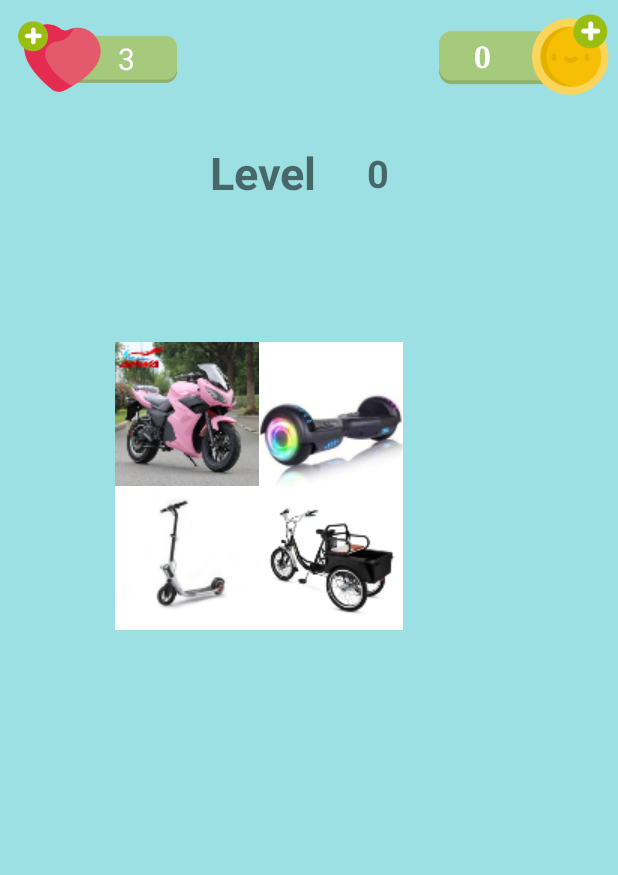
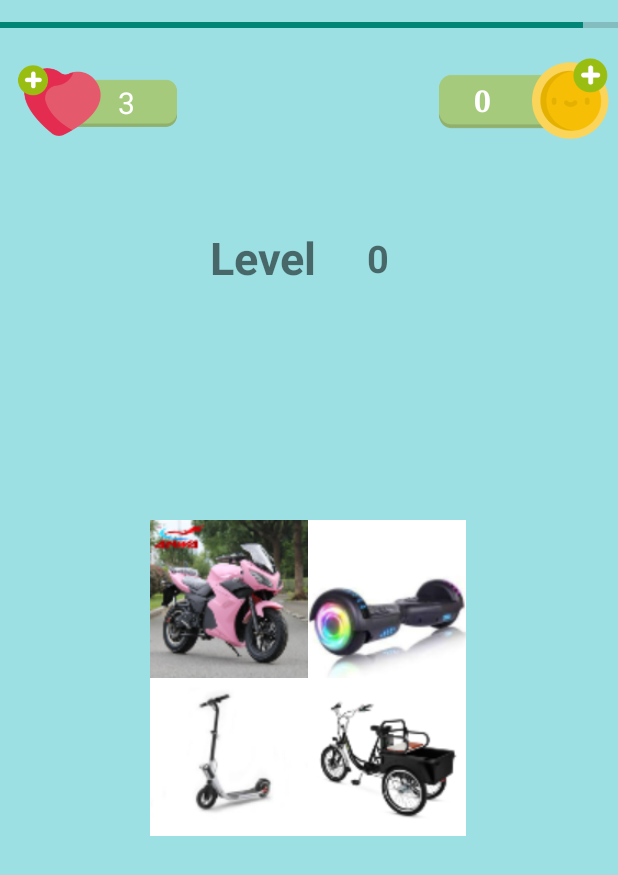
Before and after one commit to noy5277/Card-Game-App, an Android app: the WhatIsTheDifferent screen opened directly, with no data from a screen before it, on a phone screen of 412 x 824 dp. Shown: the top 875 px of the screen. Run offline under Robolectric (Android 15) with nearby library versions, the phone set to English and light mode, and no system bars; our stand-ins replace Firebase (no records; nobody signed in at launch, a user with empty details on screens opened directly); Roboto replaces fonts that are not available here.

Commit message:
score& levels

```diff
--- a/app/src/main/java/com/example/cardgameapp/gamesCategorys/WhatIsTheDifferent.java
+++ b/app/src/main/java/com/example/cardgameapp/gamesCategorys/WhatIsTheDifferent.java
@@ -1,40 +1,37 @@
 package com.example.cardgameapp.gamesCategorys;
 
-import androidx.annotation.NonNull;
 import androidx.appcompat.app.AppCompatActivity;
+
+import android.content.Intent;
 import android.os.Bundle;
-import android.view.LayoutInflater;
 import android.view.View;
 import android.widget.ImageView;
 import android.widget.ProgressBar;
 import android.widget.TextView;
 
+import com.example.cardgameapp.Category;
+import com.example.cardgameapp.IObserver;
 import com.example.cardgameapp.ProgressBarThread;
 import com.example.cardgameapp.R;
 import com.example.cardgameapp.WIDGames;
-import com.google.firebase.database.DataSnapshot;
-import com.google.firebase.database.DatabaseError;
 
 import com.google.firebase.database.DatabaseReference;
 import com.google.firebase.database.FirebaseDatabase;
-import com.google.firebase.database.ValueEventListener;
 
-
-
-import java.util.HashMap;
-
-public class WhatIsTheDifferent extends AppCompatActivity {
+public class WhatIsTheDifferent extends AppCompatActivity implements IObserver {
 
     private WIDGames games;
     private static int level=0;
-    private HashMap<Integer, DifferentGameObj>  differentGames;
+    //private HashMap<Integer, DifferentGameObj>  differentGames;
     private ImageView img1, img2, img3, img4;
     private DifferentGameObj game;
     private ProgressBar progressBar;
-    private TextView gameCoinsText, hartCountText;
+    private TextView gameCoinsText, hartCountText, gameLevelText;
     private int scoreDifference,sourceAnswer;
     private int hartCount=3;
     private DatabaseReference DifferentGameReference;
+    private ProgressBarThread thread;
+
 
 
     @Override
@@ -43,8 +40,9 @@ public class WhatIsTheDifferent extends AppCompatActivity {
         setContentView(R.layout.activity_what_is_the_different);
         gameCoinsText=(TextView) findViewById(R.id.WITPcoins) ;
         hartCountText =(TextView) findViewById(R.id.WIThartCount);
+        progressBar =findViewById(R.id.progressBar);
+        gameLevelText = (TextView) findViewById(R.id.WITPlevel);
         games= WIDGames.getInstance();
-        progressBar=findViewById(R.id.progressBar);
         img1 =findViewById(R.id.image1);
         img2 =findViewById(R.id.image2);
         img3 =findViewById(R.id.image3);
@@ -54,7 +52,7 @@ public class WhatIsTheDifferent extends AppCompatActivity {
         DifferentGameReference= FirebaseDatabase.getInstance().getReference("Different");
         hartCountText.setText(String.valueOf(hartCount));
         Init(level);
-        ChooseLevel(game);
+     //   ChooseLevel(game);
         scoreDifference=0;
     }
 
@@ -69,17 +67,31 @@ public class WhatIsTheDifferent extends AppCompatActivity {
         games.CreateDifferentGame(new DifferentGameObj( R.drawable.banana, R.drawable.gamba, R.drawable.cucumber, R.drawable.banana, R.drawable.tomato,6));
         games.WriteDifferentGames();
 
+
+
+    }
+    public void StartTimerGame()
+    {
+        thread=new ProgressBarThread(progressBar,60);
+        thread.Add(this::Update);
+        thread.start();
+    }
+
+    @Override
+    public void Update() {
+        //time is up intent
+        Intent intent = new Intent(this, Category.class);
+        startActivity(intent);
     }
 
     public void ChooseLevel(DifferentGameObj game)
     {
-        LayoutInflater inflater =(LayoutInflater) this.getSystemService(this.LAYOUT_INFLATER_SERVICE);
         img1.setImageResource(game.getPicturePath1());
         img2.setImageResource(game.getPicturePath2());
         img3.setImageResource(game.getPicturePath3());
         img4.setImageResource(game.getPicturePath4());
+        img1.setOnClickListener(new View.OnClickListener() {
 
-        img1.setOnClickListener(new View.OnClickListener() {
             @Override
             public void onClick(View view) {
                 if (game.getDAnswer()== game.getPicturePath1()) {
@@ -142,11 +154,14 @@ public class WhatIsTheDifferent extends AppCompatActivity {
             case "win":
                 scoreDifference= scoreDifference+ 10;
                 gameCoinsText.setText(Integer.toString(scoreDifference));
+                setLevelNumber(game.getLevel()+1);
                 Init(game.getLevel() + 1);
+                thread.Exit();
                 break;
             case "lose":
                 break;
             case "endGame":
+                OpenCategory();
                 break;
             case "addPoints":
                 scoreDifference = scoreDifference+ 10;
@@ -159,67 +174,56 @@ public class WhatIsTheDifferent extends AppCompatActivity {
                 }
                 else{
                     hartCountText.setText(String.valueOf(hartCount));
+                    Init(game.getLevel() + 1);
+                    thread.Exit();
                 }
                 break;
-
-
         }
 
     }
 
     public void Init(int level)
     {
-       /** ValueEventListener DifferentGameListener = new ValueEventListener() {
-            @Override
-            public void onDataChange( DataSnapshot snapshot) {
-                DifferentGameObj game = new DifferentGameObj();
-                game.setDAnswer(snapshot.child("answer").getValue(Integer.class));
-                game.setLevel(snapshot.child("level").getValue(Integer.class));
-                game.setPicturePath1(snapshot.child("PicturePath1").getValue(Integer.class));
-                game.setPicturePath2(snapshot.child("PicturePath2").getValue(Integer.class));
-                game.setPicturePath3(snapshot.child("PicturePath3").getValue(Integer.class));
-                game.setPicturePath4(snapshot.child("PicturePath4").getValue(Integer.class));
-                ChooseLevel(game);
-            }
-
-            @Override
-            public void onCancelled(@NonNull DatabaseError error) {
-
-            }
-
-        };**/
         switch (level)
         {
             case 0:
                 game=games.GetDifferentGames().get(0);
+                ChooseLevel(game);
                 break;
             case 1:
                 game=games.GetDifferentGames().get(1);
+                ChooseLevel(game);
                 break;
             case 2:
                 game=games.GetDifferentGames().get(2);
+                ChooseLevel(game);
                 break;
             case 3:
                 game=games.GetDifferentGames().get(3);
+                ChooseLevel(game);
                 break;
             case 4:
                 game=games.GetDifferentGames().get(4);
+                ChooseLevel(game);
                 break;
             case 5:
                 game=games.GetDifferentGames().get(5);
+                ChooseLevel(game);
                 break;
             case 6:
                 game=games.GetDifferentGames().get(6);
+                ChooseLevel(game);
                 break;
         }
-    }
-
-
-    public void StartTimerGame()
-    {
-        ProgressBarThread thread=new ProgressBarThread(progressBar,60);
-        thread.start();
+        StartTimerGame();
 
     }
 
+    private void OpenCategory() {
+        Intent intent = new Intent(this, Category.class);
+        startActivity(intent);
+    }
+    private void setLevelNumber(int level){
+        gameLevelText.setText(String.valueOf(level));
+    }
 }
--- a/app/src/main/res/layout/activity_what_is_the_different.xml
+++ b/app/src/main/res/layout/activity_what_is_the_different.xml
@@ -14,9 +14,10 @@
         android:layout_height="wrap_content"
         app:layout_constraintBottom_toBottomOf="parent"
         app:layout_constraintEnd_toEndOf="parent"
+        app:layout_constraintHorizontal_bias="1.0"
         app:layout_constraintStart_toStartOf="parent"
         app:layout_constraintTop_toTopOf="parent"
-        app:layout_constraintVertical_bias="0.115">
+        app:layout_constraintVertical_bias="0.189">
 
         <LinearLayout
             android:layout_width="153dp"
@@ -59,6 +60,7 @@
 
     </androidx.constraintlayout.widget.ConstraintLayout>
 
+
     <androidx.constraintlayout.widget.ConstraintLayout
         android:id="@+id/constraintLayout"
         android:layout_width="match_parent"
@@ -66,9 +68,10 @@
         android:layout_weight="1"
         app:layout_constraintBottom_toBottomOf="parent"
         app:layout_constraintEnd_toEndOf="parent"
+        app:layout_constraintHorizontal_bias="0.0"
         app:layout_constraintStart_toStartOf="parent"
         app:layout_constraintTop_toTopOf="parent"
-        app:layout_constraintVertical_bias="0.006">
+        app:layout_constraintVertical_bias="0.045">
 
         <ImageView
             android:id="@+id/rewardadsrun"
@@ -133,45 +136,45 @@
         android:id="@+id/picLayout"
         android:layout_width="411dp"
         android:layout_height="256dp"
+        android:gravity="center"
         android:orientation="vertical"
-        android:gravity="center"
         app:layout_constraintBottom_toBottomOf="parent"
         app:layout_constraintEnd_toEndOf="parent"
         app:layout_constraintHorizontal_bias="0.0"
         app:layout_constraintStart_toStartOf="parent"
         app:layout_constraintTop_toTopOf="parent"
-        app:layout_constraintVertical_bias="0.401">
+        app:layout_constraintVertical_bias="0.61">
 
         <androidx.gridlayout.widget.GridLayout
             android:id="@+id/gridLayout"
-        android:layout_width="258dp"
+            android:layout_width="wrap_content"
             android:layout_height="255dp">
 
             <ImageView
                 android:id="@+id/image1"
-            android:layout_width="96dp"
-            android:layout_height="96dp"
+                android:layout_width="105dp"
+                android:layout_height="105dp"
                 android:background="@color/grey"
                 app:layout_column="0"
                 app:layout_row="0"
                 app:srcCompat="@drawable/motorcycle"
                 tools:scaleType="fitXY" />
 
+
             <ImageView
                 android:id="@+id/image2"
-            android:layout_width="96dp"
-            android:layout_height="96dp"
+                android:layout_width="105dp"
+                android:layout_height="105dp"
                 android:background="@color/grey"
                 app:layout_column="1"
                 app:layout_row="0"
                 app:srcCompat="@drawable/hoverboard"
                 tools:scaleType="fitXY" />
 
-
             <ImageView
                 android:id="@+id/image3"
-            android:layout_width="96dp"
-            android:layout_height="96dp"
+                android:layout_width="105dp"
+                android:layout_height="105dp"
                 android:background="@color/grey"
                 app:layout_column="0"
                 app:layout_row="1"
@@ -180,8 +183,8 @@
 
             <ImageView
                 android:id="@+id/image4"
-            android:layout_width="96dp"
-            android:layout_height="96dp"
+                android:layout_width="105dp"
+                android:layout_height="105dp"
                 android:background="@color/grey"
                 app:layout_column="1"
                 app:layout_row="1"
@@ -189,7 +192,6 @@
                 tools:scaleType="fitXY" />
         </androidx.gridlayout.widget.GridLayout>
     </LinearLayout>
-
 
     <androidx.gridlayout.widget.GridLayout
         android:id="@+id/gridAnswer"
@@ -203,5 +205,16 @@
         app:layout_constraintTop_toTopOf="parent"
         app:layout_constraintVertical_bias="0.658"/>
 
+    <ProgressBar
+        android:id="@+id/progressBar"
+        style="?android:attr/progressBarStyleHorizontal"
+        android:layout_width="413dp"
+        android:layout_height="23dp"
+        app:layout_constraintBottom_toBottomOf="parent"
+        app:layout_constraintEnd_toEndOf="parent"
+        app:layout_constraintStart_toStartOf="parent"
+        app:layout_constraintTop_toTopOf="parent"
+        app:layout_constraintVertical_bias="0.007" />
+
 
 </androidx.constraintlayout.widget.ConstraintLayout>
```
Lines whose indentation alone changed are shown as unchanged.
